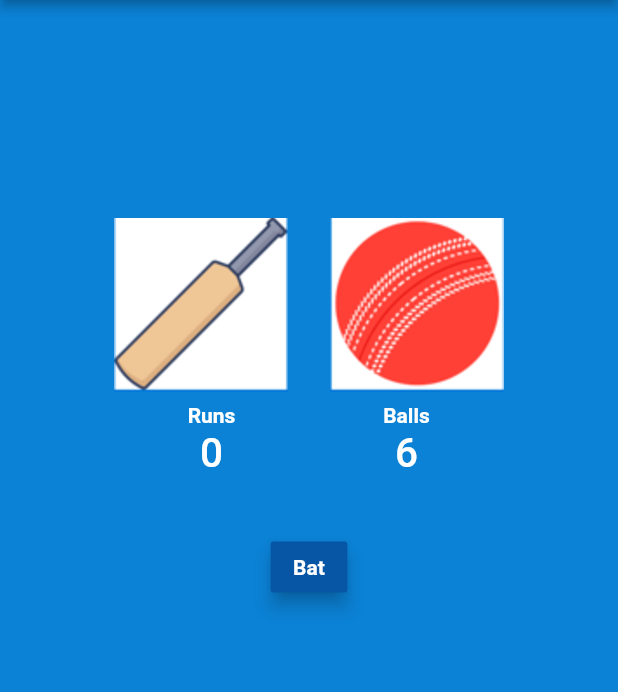
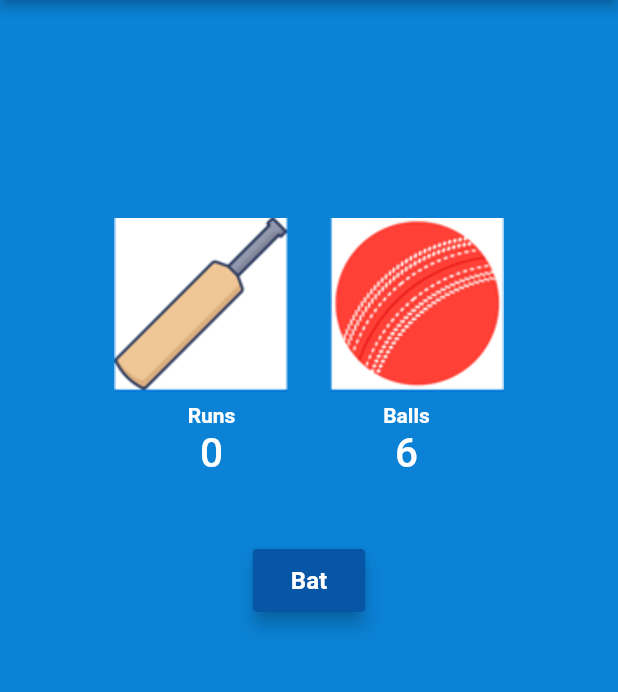
Before and after one commit to chamodyha123/inclass04, a Flutter app: the screen it shows after launch, on a phone screen of 412 x 824 dp, the part 84-776 px from its top. Run offline on Flutter 3.47's test engine with Material 3 defaults, Android fonts, the phone set to English and light mode, and no system bars.

Commit message:
buttom and ui changed

```diff
--- a/lib/main.dart
+++ b/lib/main.dart
@@ -6,13 +6,11 @@ import 'package:flutter/services.dart';
 void main() {
   WidgetsFlutterBinding.ensureInitialized();
 
-  // The reference app is portrait-only.
   SystemChrome.setPreferredOrientations(<DeviceOrientation>[
     DeviceOrientation.portraitUp,
     DeviceOrientation.portraitDown,
   ]);
 
-  // Match the dark-blue status bar used in the screenshot.
   SystemChrome.setSystemUIOverlayStyle(
     const SystemUiOverlayStyle(
       statusBarColor: Color(0xFF064A86),
@@ -52,7 +50,14 @@ class CricketGamePage extends StatefulWidget {
 
 class _CricketGamePageState extends State<CricketGamePage> {
   static const int _startingBalls = 6;
-  static const List<int> _possibleRuns = <int>[1, 2, 3, 4, 6];
+
+  static const List<int> _possibleRuns = <int>[
+    1,
+    2,
+    3,
+    4,
+    6,
+  ];
 
   final Random _random = Random();
 
@@ -87,8 +92,16 @@ class _CricketGamePageState extends State<CricketGamePage> {
 
   String get _lastRunText {
     final int? score = _lastRuns;
-    if (score == null) return '';
-    return score == 1 ? '1 Run' : '$score Runs';
+
+    if (score == null) {
+      return '';
+    }
+
+    if (score == 1) {
+      return '1 Run';
+    }
+
+    return '$score Runs';
   }
 
   @override
@@ -114,12 +127,24 @@ class _CricketGamePageState extends State<CricketGamePage> {
         ),
       ),
       body: LayoutBuilder(
-        builder: (BuildContext context, BoxConstraints constraints) {
-          // Scales gently so the UI stays close to the reference on phones
-          // while still fitting smaller emulator sizes.
-          final double tileSize = (constraints.maxWidth * 0.29).clamp(92.0, 116.0);
-          final double gap = (constraints.maxWidth * 0.07).clamp(18.0, 28.0);
-          final double topGap = (constraints.maxHeight * 0.245).clamp(90.0, 145.0);
+        builder: (
+          BuildContext context,
+          BoxConstraints constraints,
+        ) {
+          final double tileSize = (constraints.maxWidth * 0.29).clamp(
+            92.0,
+            116.0,
+          );
+
+          final double gap = (constraints.maxWidth * 0.07).clamp(
+            18.0,
+            28.0,
+          );
+
+          final double topGap = (constraints.maxHeight * 0.245).clamp(
+            90.0,
+            145.0,
+          );
 
           return SizedBox.expand(
             child: Column(
@@ -146,8 +171,12 @@ class _CricketGamePageState extends State<CricketGamePage> {
                   width: tileSize * 2 + gap,
                   child: const Row(
                     children: <Widget>[
-                      Expanded(child: _ScoreLabel('Runs')),
-                      Expanded(child: _ScoreLabel('Balls')),
+                      Expanded(
+                        child: _ScoreLabel('Runs'),
+                      ),
+                      Expanded(
+                        child: _ScoreLabel('Balls'),
+                      ),
                     ],
                   ),
                 ),
@@ -184,25 +213,41 @@ class _CricketGamePageState extends State<CricketGamePage> {
                     ),
                   ),
                 ),
-                const SizedBox(height: 12),
+                const SizedBox(height: 14),
                 ElevatedButton(
                   key: const Key('bat_restart_button'),
                   onPressed: _bat,
                   style: ElevatedButton.styleFrom(
-                    backgroundColor: _inningsFinished ? restartRed : batButtonBlue,
+                    backgroundColor:
+                        _inningsFinished ? restartRed : batButtonBlue,
+
                     foregroundColor: Colors.white,
+
                     elevation: 5,
-                    padding: const EdgeInsets.symmetric(horizontal: 15, vertical: 9),
-                    minimumSize: Size.zero,
-                    tapTargetSize: MaterialTapTargetSize.shrinkWrap,
+
+                    // Bigger button
+                    minimumSize: _inningsFinished
+                        ? const Size(95, 42)
+                        : const Size(75, 42),
+
+                    padding: _inningsFinished
+                        ? const EdgeInsets.symmetric(
+                            horizontal: 22,
+                            vertical: 11,
+                          )
+                        : const EdgeInsets.symmetric(
+                            horizontal: 20,
+                            vertical: 11,
+                          ),
+
                     shape: RoundedRectangleBorder(
-                      borderRadius: BorderRadius.circular(2),
+                      borderRadius: BorderRadius.circular(3),
                     ),
                   ),
                   child: Text(
                     _inningsFinished ? 'Restart' : 'Bat',
                     style: const TextStyle(
-                      fontSize: 14,
+                      fontSize: 16,
                       fontWeight: FontWeight.w600,
                     ),
                   ),
```
